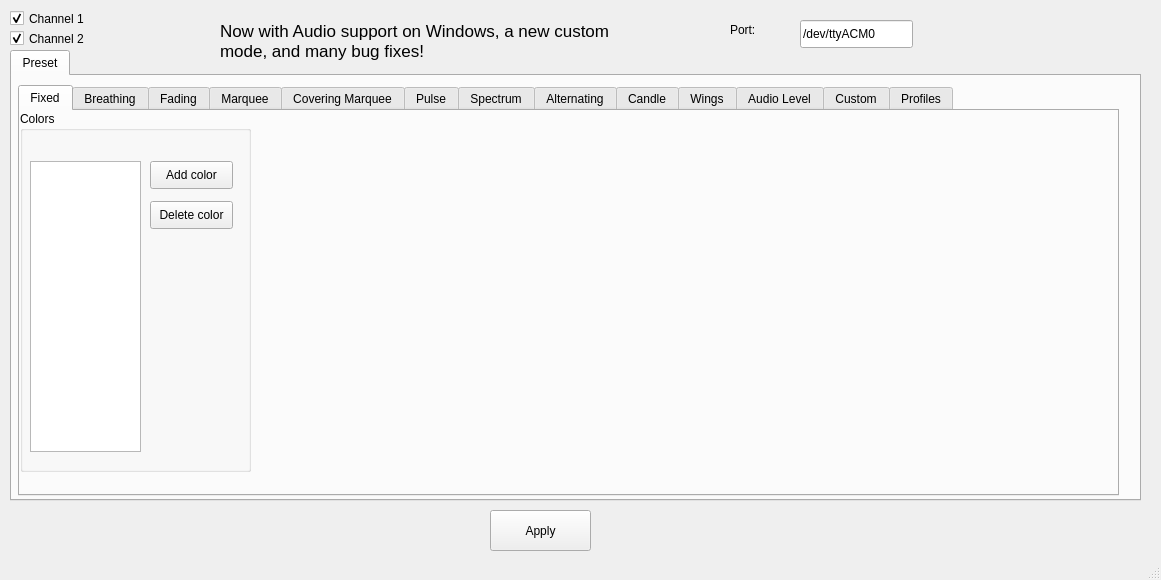
First picture: the form in hue-gui.ui, repository kusti8/hue-plus, before the edit.
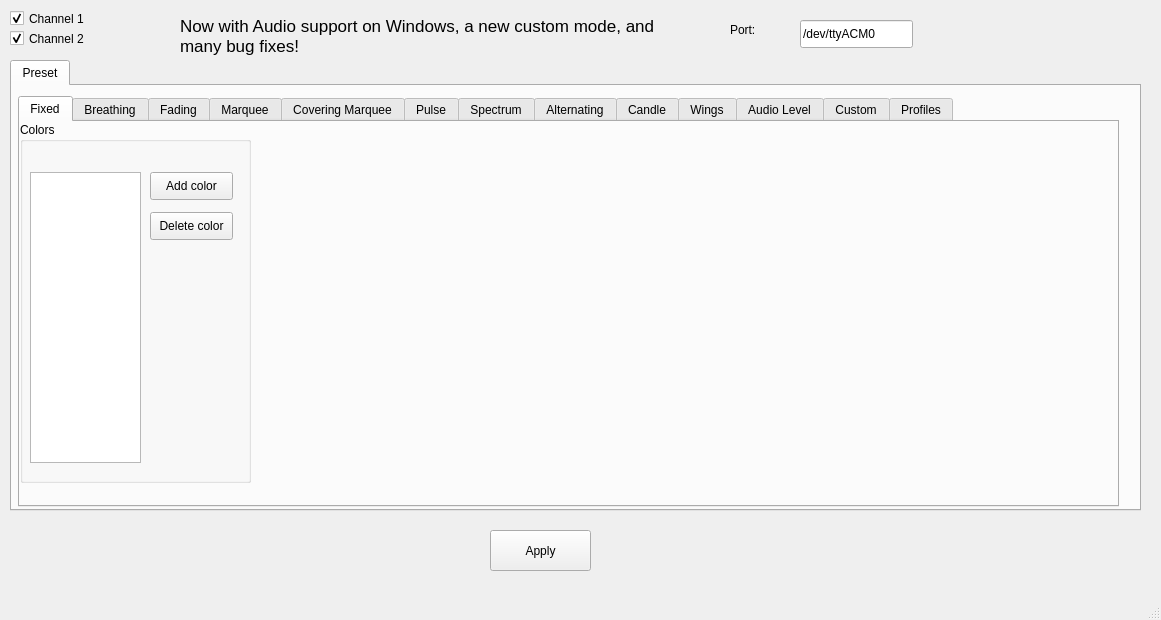
Second picture: the form after the edit.

Commit message: Make text fit in Windows

Diff of the .ui file:
```diff
--- a/hue-gui.ui
+++ b/hue-gui.ui
@@ -7,7 +7,7 @@
     <x>0</x>
     <y>0</y>
     <width>1161</width>
-    <height>580</height>
+    <height>620</height>
    </rect>
   </property>
   <property name="windowTitle">
@@ -50,7 +50,7 @@
     <property name="geometry">
      <rect>
       <x>10</x>
-      <y>50</y>
+      <y>60</y>
       <width>1131</width>
       <height>451</height>
      </rect>
@@ -66,7 +66,7 @@
       <property name="geometry">
        <rect>
         <x>6</x>
-        <y>9</y>
+        <y>10</y>
         <width>1101</width>
         <height>411</height>
        </rect>
@@ -1793,7 +1793,7 @@
     <property name="geometry">
      <rect>
       <x>490</x>
-      <y>510</y>
+      <y>530</y>
       <width>101</width>
       <height>41</height>
      </rect>
@@ -1831,10 +1831,10 @@
    <widget class="QLabel" name="label_6">
     <property name="geometry">
      <rect>
-      <x>220</x>
-      <y>20</y>
-      <width>441</width>
-      <height>41</height>
+      <x>180</x>
+      <y>-10</y>
+      <width>501</width>
+      <height>91</height>
      </rect>
     </property>
     <property name="font">
```
The commit also changes 1 other file.
